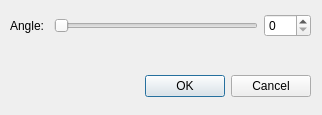
First picture: the form in dialog.ui, repository MagedMilad/Image-Processing, before the edit.
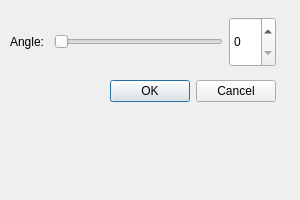
Second picture: the form after the edit.

Diff of the .ui file:
```diff
--- a/dialog.ui
+++ b/dialog.ui
@@ -6,41 +6,54 @@
    <rect>
     <x>0</x>
     <y>0</y>
-    <width>322</width>
-    <height>115</height>
+    <width>300</width>
+    <height>200</height>
    </rect>
   </property>
+  <property name="minimumSize">
+   <size>
+    <width>300</width>
+    <height>200</height>
+   </size>
+  </property>
+  <property name="baseSize">
+   <size>
+    <width>300</width>
+    <height>200</height>
+   </size>
+  </property>
   <property name="windowTitle">
    <string>Dialog</string>
   </property>
-  <widget class="QDialogButtonBox" name="buttonBox">
-   <property name="geometry">
-    <rect>
-     <x>20</x>
-     <y>70</y>
-     <width>291</width>
-     <height>32</height>
-    </rect>
-   </property>
-   <property name="orientation">
-    <enum>Qt::Horizontal</enum>
-   </property>
-   <property name="standardButtons">
-    <set>QDialogButtonBox::Cancel|QDialogButtonBox::Ok</set>
-   </property>
-  </widget>
-  <widget class="QWidget" name="">
+  <property name="sizeGripEnabled">
+   <bool>false</bool>
+  </property>
+  <property name="modal">
+   <bool>true</bool>
+  </property>
+  <widget class="QWidget" name="verticalLayoutWidget">
    <property name="geometry">
     <rect>
      <x>10</x>
      <y>10</y>
-     <width>301</width>
-     <height>31</height>
+     <width>266</width>
+     <height>101</height>
     </rect>
    </property>
+   <layout class="QVBoxLayout" name="verticalLayout">
+    <item>
    <layout class="QHBoxLayout" name="horizontalLayout">
+      <property name="sizeConstraint">
+       <enum>QLayout::SetDefaultConstraint</enum>
+      </property>
     <item>
      <widget class="QLabel" name="label">
+        <property name="minimumSize">
+         <size>
+          <width>10</width>
+          <height>20</height>
+         </size>
+        </property>
       <property name="text">
        <string>Angle: </string>
       </property>
@@ -48,6 +61,12 @@
     </item>
     <item>
      <widget class="QSlider" name="horizontalSlider">
+        <property name="minimumSize">
+         <size>
+          <width>50</width>
+          <height>30</height>
+         </size>
+        </property>
       <property name="maximum">
        <number>360</number>
       </property>
@@ -58,8 +77,26 @@
     </item>
     <item>
      <widget class="QSpinBox" name="spinBox">
+        <property name="minimumSize">
+         <size>
+          <width>40</width>
+          <height>50</height>
+         </size>
+        </property>
       <property name="maximum">
        <number>360</number>
+        </property>
+       </widget>
+      </item>
+     </layout>
+    </item>
+    <item>
+     <widget class="QDialogButtonBox" name="buttonBox">
+      <property name="orientation">
+       <enum>Qt::Horizontal</enum>
+      </property>
+      <property name="standardButtons">
+       <set>QDialogButtonBox::Cancel|QDialogButtonBox::Ok</set>
       </property>
      </widget>
     </item>
```
Left out of the diff: 3 changed lines with no effect on the pictures. Lines whose indentation alone changed are shown as unchanged.
